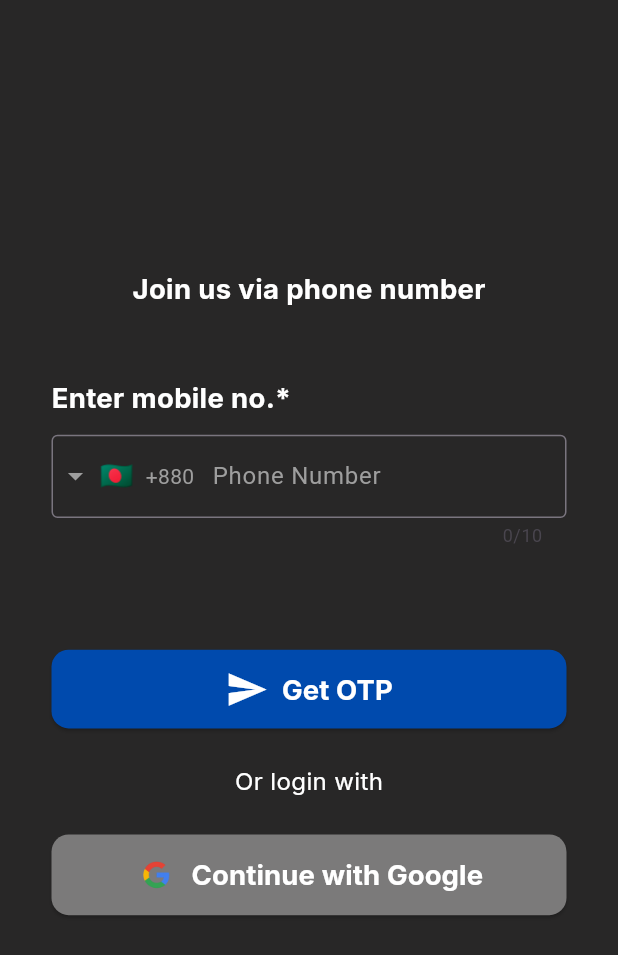
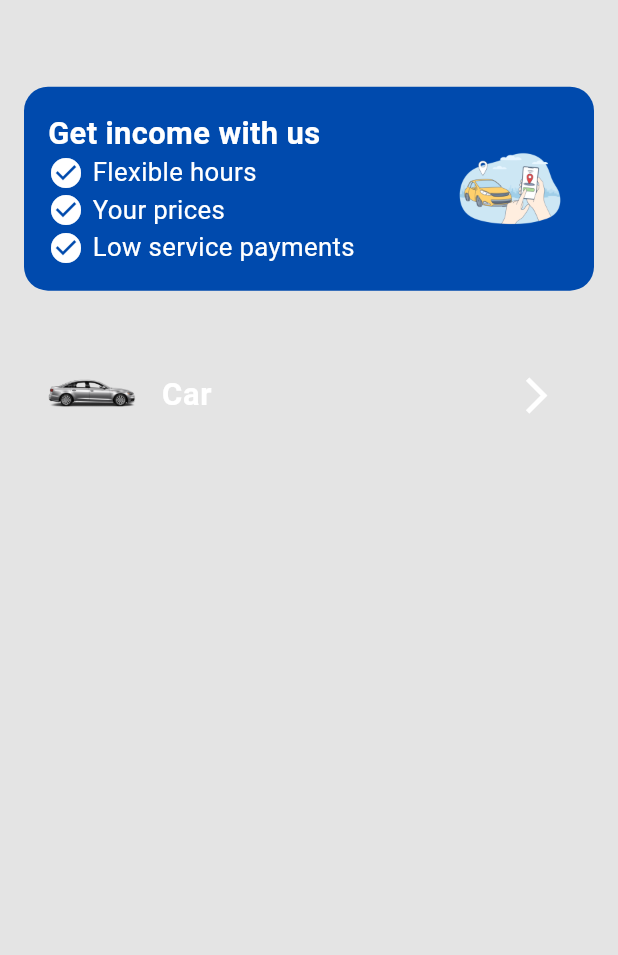
Before and after one commit to ShakilKhan999/indrive, a Flutter app: the screen it shows after launch, on a phone screen of 412 x 824 dp. Shown: the top 955 px of the screen. Run offline on Flutter 3.47's test engine with Material 3 defaults, Android fonts, the light colour scheme and no system bars; drawn by our look-alikes of intl_phone_field; our stand-ins replace firebase_core, flutter_screenutil, get, google_fonts, pinput; accounts and stored records are empty.

Commit message:
initial setup

```diff
--- a/lib/components/common_components.dart
+++ b/lib/components/common_components.dart
@@ -1,15 +1,20 @@
-// ignore_for_file: non_constant_identifier_names
 
-import 'package:flutter/cupertino.dart';
+import 'dart:ui';
+
 import 'package:flutter/material.dart';
 import 'package:flutter_screenutil/flutter_screenutil.dart';
 import 'package:indrive/helpers/space_helper.dart';
 
 class CommonComponents{
 
+  Widget printText({required int fontSize, required String textData, required FontWeight fontWeight, Color? color=Colors.white}){
+    return Text(textData,style: TextStyle(fontWeight: fontWeight,fontSize: fontSize.sp, color: color),);
+  }
+
+
 
   Widget CommonButton({
-    required String text, required VoidCallback onPressed,  bool disabled=false,
+    required text, required VoidCallback onPressed,  bool disabled=false,
     Icon? icon, String? imagePath, double borderRadius=24, double fontSize=16
   }){
     return GestureDetector(
@@ -85,4 +90,6 @@ class CommonComponents{
     );
   }
 
+
+
 }
--- a/lib/main.dart
+++ b/lib/main.dart
@@ -4,6 +4,7 @@ import 'package:flutter_screenutil/flutter_screenutil.dart';
 import 'package:get/get.dart';
 
 import 'package:indrive/screens/auth_screen/views/register_screen.dart';
+import 'package:indrive/screens/driver/home_screen.dart';
 // import 'package:indrive/screens/auth_screen/views/register_screen.dart';
 import 'package:indrive/utils/app_config.dart';
 
@@ -30,7 +31,7 @@ class MyApp extends StatelessWidget {
           colorScheme: ColorScheme.fromSeed(seedColor: Colors.deepPurple),
           useMaterial3: true,
         ),
-        home: RegisterScreen(),
+        home: DriverHomeScreen(),
       ),
     );
   }
--- /dev/null
+++ b/lib/screens/driver/home_screen.dart
@@ -0,0 +1,93 @@
+import 'package:flutter/cupertino.dart';
+import 'package:flutter/material.dart';
+import 'package:flutter_screenutil/flutter_screenutil.dart';
+import 'package:indrive/components/common_components.dart';
+import 'package:indrive/helpers/color_helper.dart';
+import 'package:indrive/helpers/space_helper.dart';
+
+class DriverHomeScreen extends StatelessWidget {
+  const DriverHomeScreen({Key? key}) : super(key: key);
+
+  @override
+  Widget build(BuildContext context) {
+    return SafeArea(
+      child: Scaffold(
+        backgroundColor: ColorHelper.lightGreyColor,
+        body: Padding(
+          padding: const EdgeInsets.all(16.0),
+          child: Column(
+            crossAxisAlignment: CrossAxisAlignment.start,
+            children: [
+              SpaceHelper.verticalSpace35,
+             _buildTopCardView(),
+              SpaceHelper.verticalSpace35,
+             _buildSelectionView()
+
+            ],
+          ),
+        ),
+      ),
+    );
+  }
+
+  Widget _buildTopCardView(){
+    return  Container(
+      padding: EdgeInsets.all(16),
+      decoration: BoxDecoration(
+        color: ColorHelper.primaryColor,
+        borderRadius: BorderRadius.circular(16),
+      ),
+      child: Row(
+        children: [
+          Expanded(
+            child: Column(
+              crossAxisAlignment: CrossAxisAlignment.start,
+              children: [
+                CommonComponents().printText(fontSize: 18, textData: 'Get income with us', fontWeight: FontWeight.bold),
+                SpaceHelper.horizontalSpace5,
+                Row(
+                  children: [
+                    Icon(Icons.check_circle, color: Colors.white),
+                    SpaceHelper.horizontalSpace5,
+                    CommonComponents().printText(fontSize: 15, textData: 'Flexible hours', fontWeight: FontWeight.normal),
+                  ],
+                ),
+                Row(
+                  children: [
+                    Icon(Icons.check_circle, color: Colors.white),
+                    SpaceHelper.horizontalSpace5,
+                    CommonComponents().printText(fontSize: 15, textData: 'Your prices', fontWeight: FontWeight.normal),
+                  ],
+                ),
+                Row(
+                  children: [
+                    Icon(Icons.check_circle, color: Colors.white),
+                    SpaceHelper.horizontalSpace5,
+                    CommonComponents().printText(fontSize: 15, textData: 'Low service payments',fontWeight: FontWeight.normal),
+
+                  ],
+                ),
+              ],
+            ),
+          ),
+          Image.asset(
+            'assets/images/your_image.png', // Replace with your asset
+            width: 80,
+            height: 80,
+          ),
+        ],
+      ),
+    );
+  }
+  Widget _buildSelectionView(){
+    return  Container(
+      child: ListTile(
+        leading: SizedBox(
+            height: 40.h,width: 50.h,
+            child: Image.asset("assets/images/car.png")),
+        title:  CommonComponents().printText(fontSize: 18, textData: "Car", fontWeight: FontWeight.bold),
+        trailing: Icon(Icons.arrow_forward_ios,color: Colors.white,size: 25.sp,),
+      ),
+    );
+  }
+}
```
Also changed, not shown: assets/images/bike.png (added), assets/images/car.png (added), assets/images/rickshaw.png (added), assets/images/your_image.png (added).
